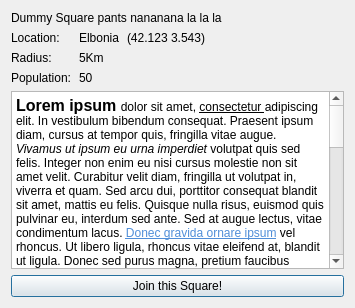
The window that src/ui/square.ui (whirm/tgs-pc) describes before a commit, drawn with Qt 5.
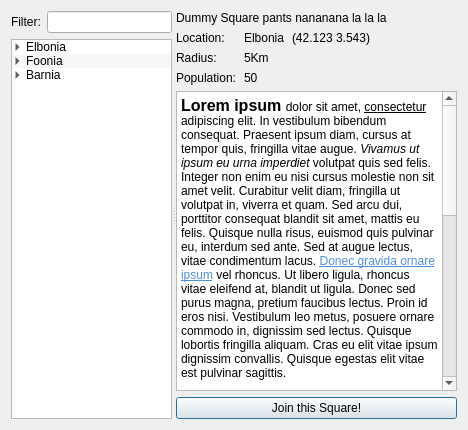
The same window after the commit. Icons and pictures are not drawn.

Commit message: Add a simple square list grouped by location

The edit to the form file:
```diff
--- a/src/ui/square.ui
+++ b/src/ui/square.ui
@@ -6,13 +6,99 @@
    <rect>
     <x>0</x>
     <y>0</y>
-    <width>355</width>
-    <height>308</height>
+    <width>468</width>
+    <height>430</height>
    </rect>
   </property>
   <property name="windowTitle">
    <string>Dialog</string>
   </property>
+  <layout class="QVBoxLayout" name="verticalLayout_4">
+   <item>
+    <widget class="QSplitter" name="splitter">
+     <property name="orientation">
+      <enum>Qt::Horizontal</enum>
+     </property>
+     <widget class="QWidget" name="">
+      <layout class="QVBoxLayout" name="verticalLayout_3">
+       <item>
+        <layout class="QHBoxLayout" name="horizontalLayout_3">
+         <item>
+          <widget class="QLabel" name="label">
+           <property name="text">
+            <string>Filter:</string>
+           </property>
+          </widget>
+         </item>
+         <item>
+          <widget class="QLineEdit" name="lineEdit_2"/>
+         </item>
+        </layout>
+       </item>
+       <item>
+        <widget class="QTreeWidget" name="treeWidget">
+         <property name="alternatingRowColors">
+          <bool>true</bool>
+         </property>
+         <property name="indentation">
+          <number>11</number>
+         </property>
+         <property name="rootIsDecorated">
+          <bool>true</bool>
+         </property>
+         <attribute name="headerVisible">
+          <bool>false</bool>
+         </attribute>
+         <column>
+          <property name="text">
+           <string>location</string>
+          </property>
+         </column>
+         <item>
+          <property name="text">
+           <string>Elbonia</string>
+          </property>
+          <item>
+           <property name="text">
+            <string>Dummy Squarepants nananan lalalal</string>
+           </property>
+          </item>
+         </item>
+         <item>
+          <property name="text">
+           <string>Foonia</string>
+          </property>
+          <item>
+           <property name="text">
+            <string>asdfasdf</string>
+           </property>
+          </item>
+         </item>
+         <item>
+          <property name="text">
+           <string>Barnia</string>
+          </property>
+          <item>
+           <property name="text">
+            <string>asdfasdfad</string>
+           </property>
+          </item>
+          <item>
+           <property name="text">
+            <string>asdfasdfasdff</string>
+           </property>
+          </item>
+          <item>
+           <property name="text">
+            <string>gfgga</string>
+           </property>
+          </item>
+         </item>
+        </widget>
+       </item>
+      </layout>
+     </widget>
+     <widget class="QWidget" name="">
   <layout class="QVBoxLayout" name="verticalLayout_2">
    <item>
     <layout class="QHBoxLayout" name="horizontalLayout_2">
@@ -184,6 +270,10 @@
      <property name="text">
       <string>Join this Square!</string>
      </property>
+        </widget>
+       </item>
+      </layout>
+     </widget>
     </widget>
    </item>
   </layout>
```
Lines whose indentation alone changed are shown as unchanged.
